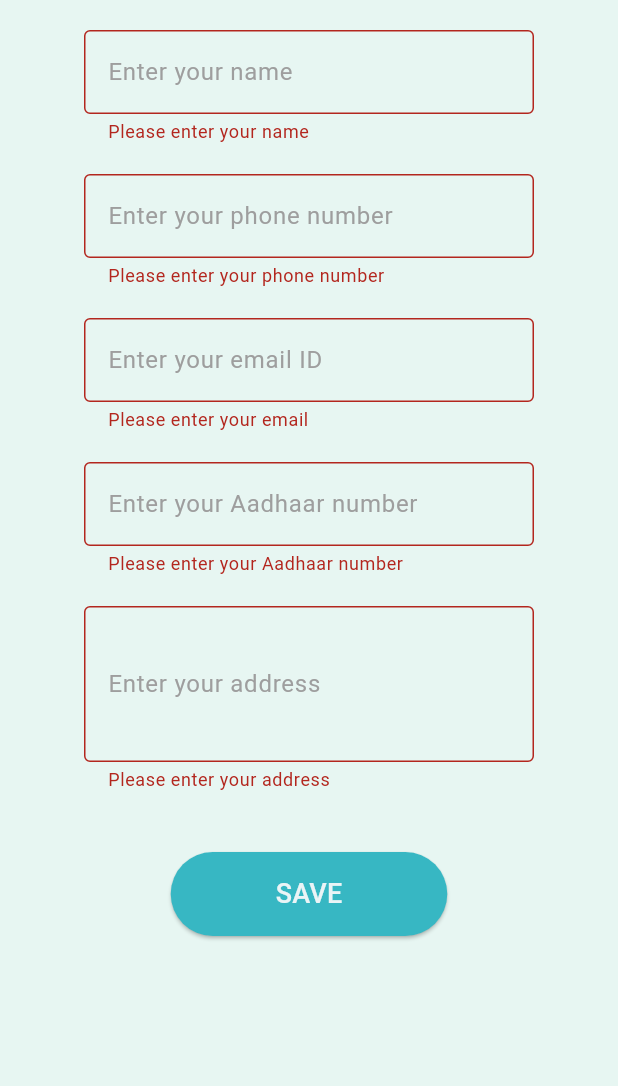
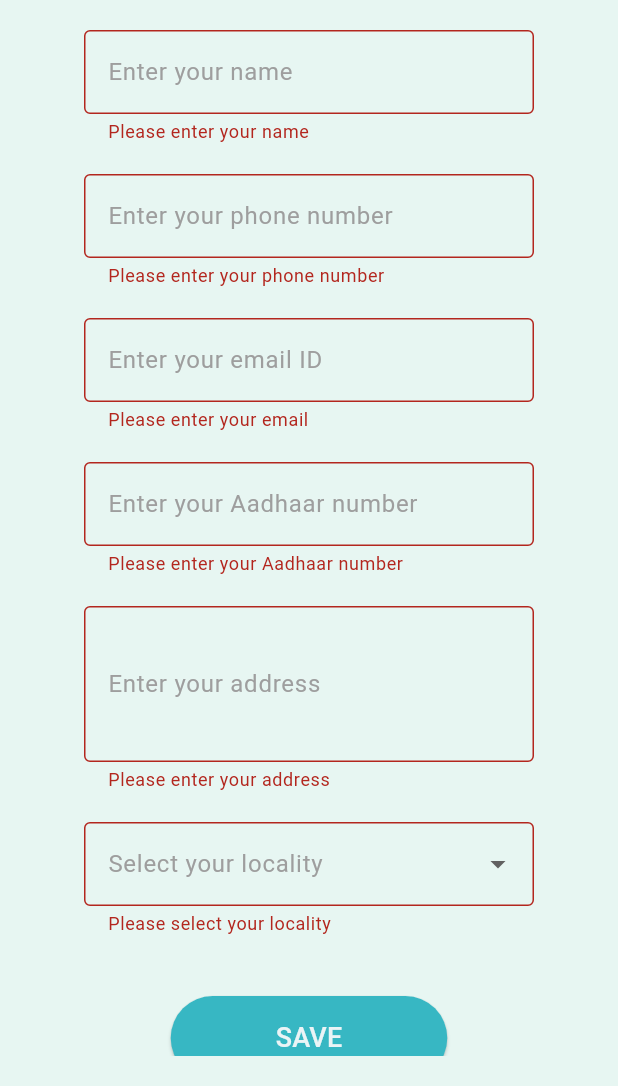
Before and after one commit to lavanya-sr8/FixNow, a Flutter app: the UserProfile screen opened directly, after a tap on "SAVE", on a phone screen of 412 x 824 dp, the part 150-1236 px from its top. Run offline on Flutter 3.47's test engine with Material 3 defaults, Android fonts, the phone set to English and light mode, and no system bars; our stand-ins replace cloud_firestore, firebase_auth, firebase_core, firebase_messaging, flutter_local_notifications, shared_preferences; accounts and stored records are empty.

Commit message:
commited changes on user profile creation

```diff
--- a/lib/user_profile.dart
+++ b/lib/user_profile.dart
@@ -19,6 +19,32 @@ class _UserProfileState extends State<UserProfile> {
   final TextEditingController emailController = TextEditingController();
   final TextEditingController aadhaarController = TextEditingController();
   final TextEditingController addressController = TextEditingController();
+
+  // New variable to hold selected locality
+  String? selectedLocality;
+
+  // List of localities
+  final List<String> localities = [
+    'Gandhipuram',
+    'R S Puram',
+    'Peelamedu',
+    'Singanallur',
+    'Saibaba Colony',
+    'Ukkadam',
+    'Sivananda Colony',
+    'Vadavalli',
+    'Sulur',
+    'Thudiyalur',
+    'Karamadai',
+    'Ramanathapuram',
+    'Sundarapuram',
+    'Kovaipudur',
+    'Podanur',
+    'Perur',
+    'Town Hall',
+    'Race Course',
+    'Saravanampatti'
+  ];
 
   // Form key for validation
   final GlobalKey<FormState> _formKey = GlobalKey<FormState>();
@@ -199,6 +225,37 @@ class _UserProfileState extends State<UserProfile> {
                       },
                     ),
                   ),
+                  const SizedBox(height: 20),
+
+                  // Dropdown for selecting locality
+                  SizedBox(
+                    width: 300,
+                    child: DropdownButtonFormField<String>(
+                      value: selectedLocality,
+                      decoration: const InputDecoration(
+                        labelText: 'Select your locality',
+                        labelStyle: TextStyle(color: Colors.grey),
+                        border: OutlineInputBorder(),
+                      ),
+                      items: localities.map((locality) {
+                        return DropdownMenuItem(
+                          value: locality,
+                          child: Text(locality),
+                        );
+                      }).toList(),
+                      onChanged: (value) {
+                        setState(() {
+                          selectedLocality = value;
+                        });
+                      },
+                      validator: (value) {
+                        if (value == null) {
+                          return 'Please select your locality';
+                        }
+                        return null;
+                      },
+                    ),
+                  ),
                   const SizedBox(height: 40),
 
                   // SAVE button
@@ -220,6 +277,7 @@ class _UserProfileState extends State<UserProfile> {
                           'email_id': emailController.text.toLowerCase(),
                           'aadhar_no': aadhaarController.text,
                           'address': addressController.text,
+                          'locality': selectedLocality, // Add selected locality
                         });
 
                         // Store userId in global variable
```
